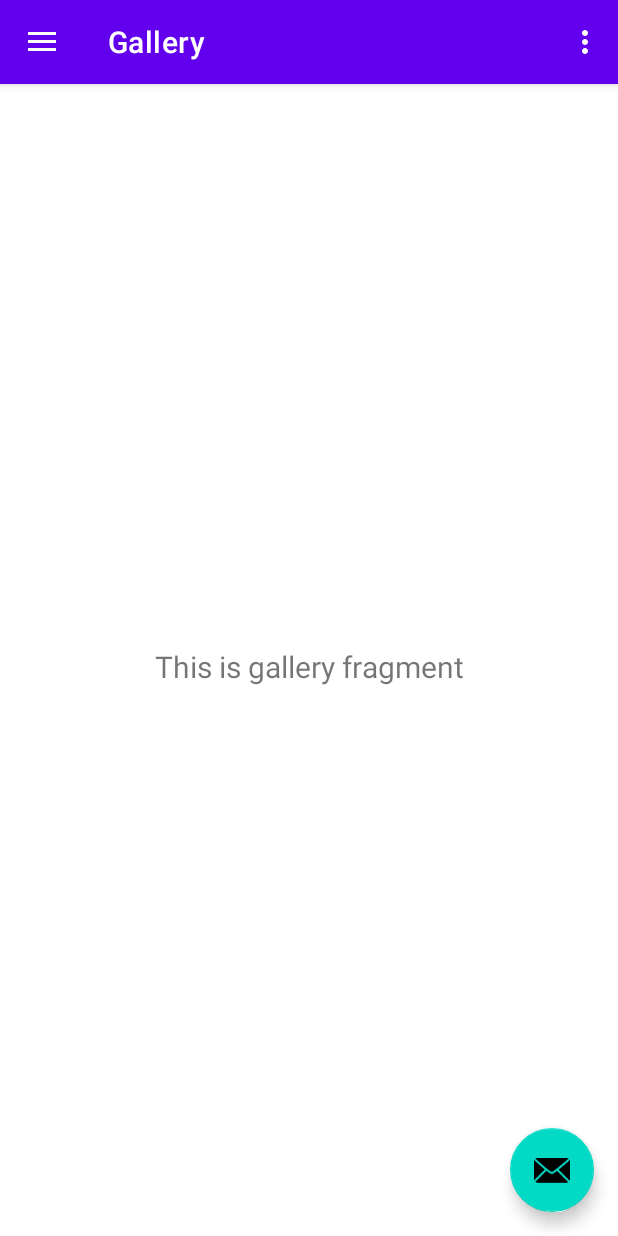
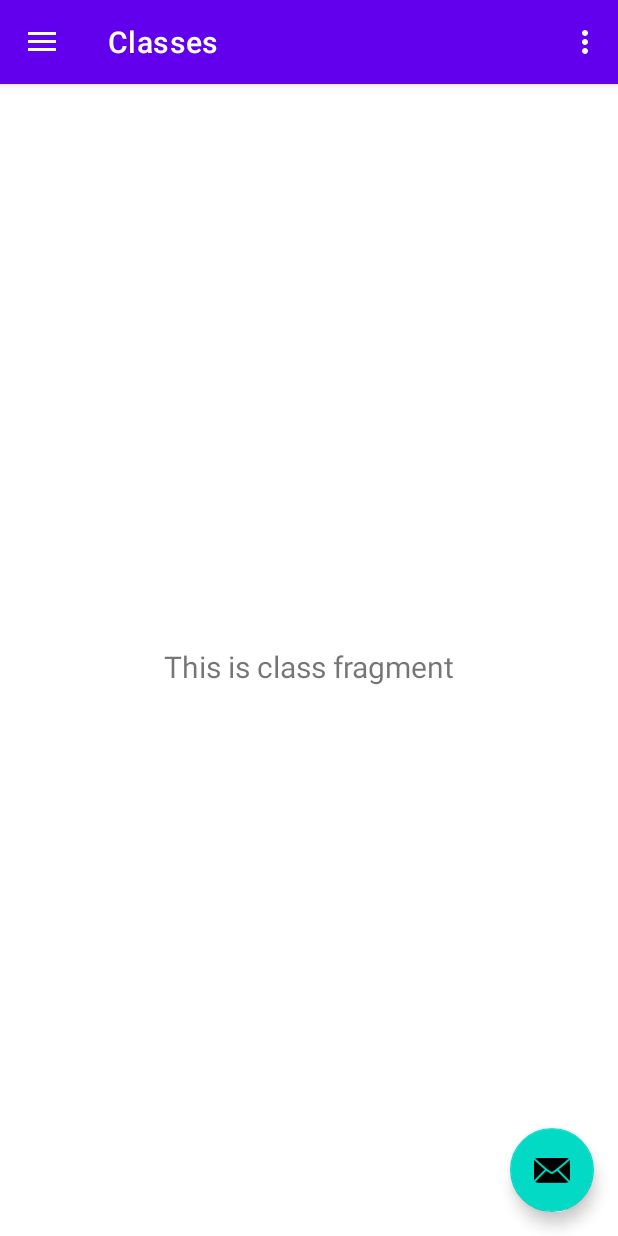
Before and after one commit to samcarozzi/Project1_2340, an Android app: the screen it shows after launch (MainActivity), in the side drawer, after a tap on "Classes", on a phone screen of 412 x 824 dp. Run offline under Robolectric (Android 15) with nearby library versions, the phone set to English and light mode, and no system bars; our stand-ins replace navigation-ui.

Commit message:
Make ClassStore Screen Add ClassStoreFragment.java Add ClassStoreFragmentViewModel.java Add fragment_class_store.xml update mobile_navigation.xml

```diff
--- /dev/null
+++ b/app/src/main/java/com/example/project1/ui/classStore/ClassStoreFragment.java
@@ -0,0 +1,37 @@
+package com.example.project1.ui.classStore;
+
+import android.os.Bundle;
+import android.view.LayoutInflater;
+import android.view.View;
+import android.view.ViewGroup;
+import android.widget.TextView;
+
+import androidx.annotation.NonNull;
+import androidx.fragment.app.Fragment;
+import androidx.lifecycle.ViewModelProvider;
+
+import com.example.project1.databinding.FragmentClassStoreBinding;
+
+public class ClassStoreFragment extends Fragment {
+    private FragmentClassStoreBinding binding;
+
+    public View onCreateView(@NonNull LayoutInflater inflater,
+                             ViewGroup container, Bundle savedInstanceState) {
+        ClassStoreFragmentViewModel classStoreViewModel =
+                new ViewModelProvider(this).get(ClassStoreFragmentViewModel.class);
+
+        binding = FragmentClassStoreBinding.inflate(inflater, container, false);
+        View root = binding.getRoot();
+
+        final TextView textView = binding.classStore;
+        classStoreViewModel.getText().observe(getViewLifecycleOwner(), textView::setText);
+        return root;
+    }
+
+    @Override
+    public void onDestroyView() {
+        super.onDestroyView();
+        binding = null;
+    }
+
+}
--- /dev/null
+++ b/app/src/main/java/com/example/project1/ui/classStore/ClassStoreFragmentViewModel.java
@@ -0,0 +1,18 @@
+package com.example.project1.ui.classStore;
+
+import androidx.lifecycle.LiveData;
+import androidx.lifecycle.MutableLiveData;
+import androidx.lifecycle.ViewModel;
+
+public class ClassStoreFragmentViewModel extends ViewModel {
+    private final MutableLiveData<String> mText;
+
+    public ClassStoreFragmentViewModel() {
+        mText = new MutableLiveData<>();
+        mText.setValue("This is class fragment");
+    }
+
+    public LiveData<String> getText() {
+        return mText;
+    }
+}
--- /dev/null
+++ b/app/src/main/res/layout/fragment_class_store.xml
@@ -0,0 +1,22 @@
+<?xml version="1.0" encoding="utf-8"?>
+<androidx.constraintlayout.widget.ConstraintLayout xmlns:android="http://schemas.android.com/apk/res/android"
+    xmlns:app="http://schemas.android.com/apk/res-auto"
+    xmlns:tools="http://schemas.android.com/tools"
+    android:layout_width="match_parent"
+    android:layout_height="match_parent"
+    tools:context=".ui.classStore.ClassStoreFragment">
+
+    <TextView
+        android:id="@+id/classStore"
+        android:layout_width="match_parent"
+        android:layout_height="wrap_content"
+        android:layout_marginStart="8dp"
+        android:layout_marginTop="8dp"
+        android:layout_marginEnd="8dp"
+        android:textAlignment="center"
+        android:textSize="20sp"
+        app:layout_constraintBottom_toBottomOf="parent"
+        app:layout_constraintEnd_toEndOf="parent"
+        app:layout_constraintStart_toStartOf="parent"
+        app:layout_constraintTop_toTopOf="parent" />
+</androidx.constraintlayout.widget.ConstraintLayout>
--- a/app/src/main/res/navigation/mobile_navigation.xml
+++ b/app/src/main/res/navigation/mobile_navigation.xml
@@ -13,9 +13,9 @@
 
     <fragment
         android:id="@+id/classStore"
-        android:name="com.example.project1.ui.gallery.GalleryFragment"
-        android:label="@string/menu_gallery"
-        tools:layout="@layout/fragment_gallery" />
+        android:name="com.example.project1.ui.classStore.ClassStoreFragment"
+        android:label="@string/menu_classStore"
+        tools:layout="@layout/fragment_class_store" />
 
     <fragment
         android:id="@+id/assignmentStore"
```
